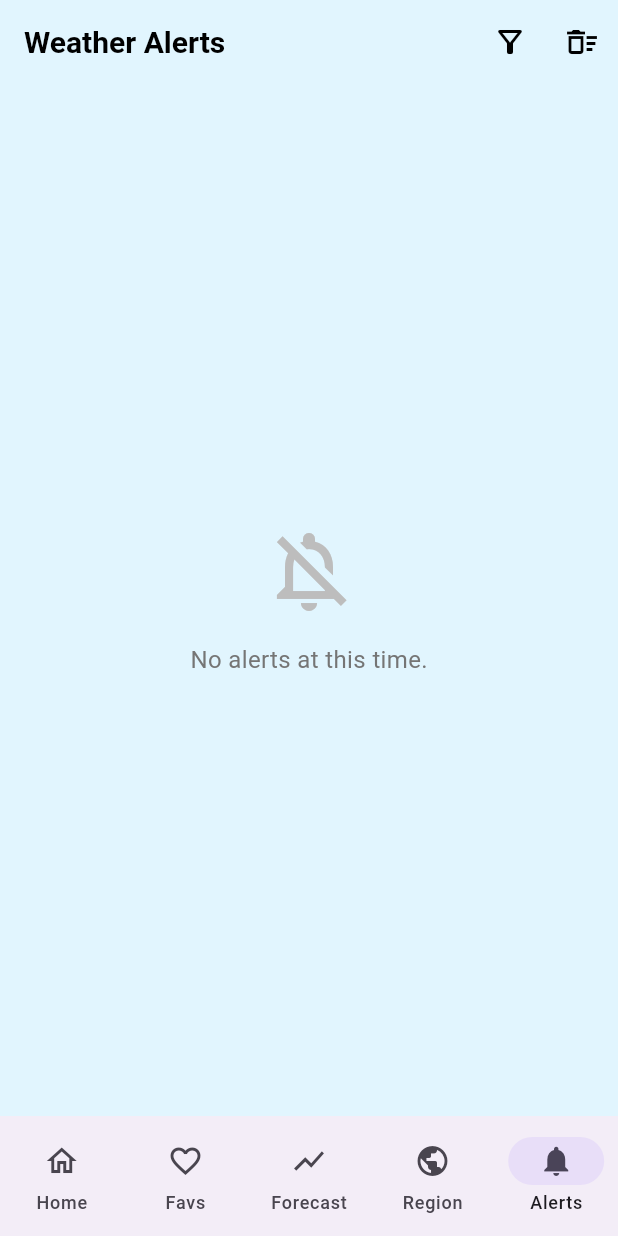
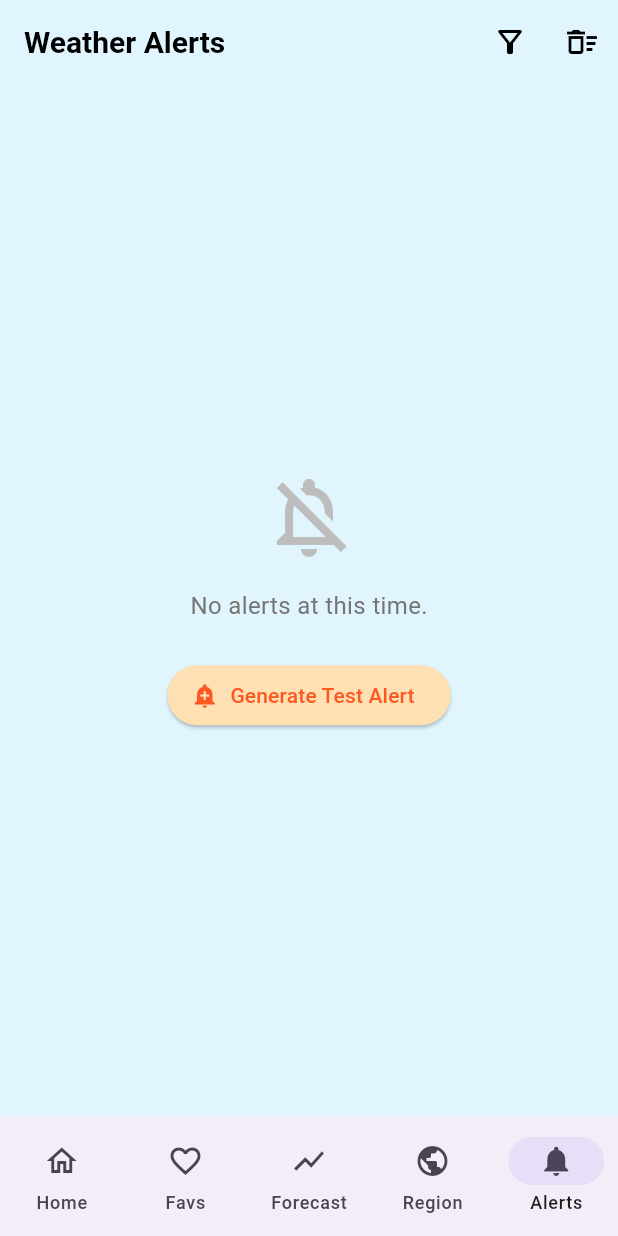
Before and after one commit to salharifan/SkyMind, a Flutter app: the screen it shows after launch, item 5 of the bottom bar chosen, on a phone screen of 412 x 824 dp. Run offline on Flutter 3.47's test engine with Material 3 defaults, Android fonts, the phone set to English and light mode, and no system bars; our stand-ins replace dio, fl_chart, flutter_local_notifications, flutter_riverpod, share_plus, sqflite; missing offline and left inert: workmanager; accounts and stored records are empty; network calls fail.

Commit message:
Implement alert persistence for background tasks and searches, added test alert button

```diff
--- a/lib/features/alerts/view/alerts_screen.dart
+++ b/lib/features/alerts/view/alerts_screen.dart
@@ -143,6 +143,23 @@ class _AlertsScreenState extends ConsumerState<AlertsScreen> {
                             fontSize: 16,
                           ),
                         ),
+                        const SizedBox(height: 24),
+                        ElevatedButton.icon(
+                          onPressed: () {
+                            ref
+                                .read(alertsProvider.notifier)
+                                .addAlert(
+                                  "Test Alert",
+                                  "This is a manually triggered alert to verify functionality.",
+                                );
+                          },
+                          icon: const Icon(Icons.add_alert),
+                          label: const Text("Generate Test Alert"),
+                          style: ElevatedButton.styleFrom(
+                            backgroundColor: Colors.orange.shade100,
+                            foregroundColor: Colors.deepOrange,
+                          ),
+                        ),
                       ],
                     ),
                   );
```
Also changed, not shown: lib/features/home/view_model/home_view_model.dart (+12 -2 lines), lib/main.dart (+10 -0 lines).
